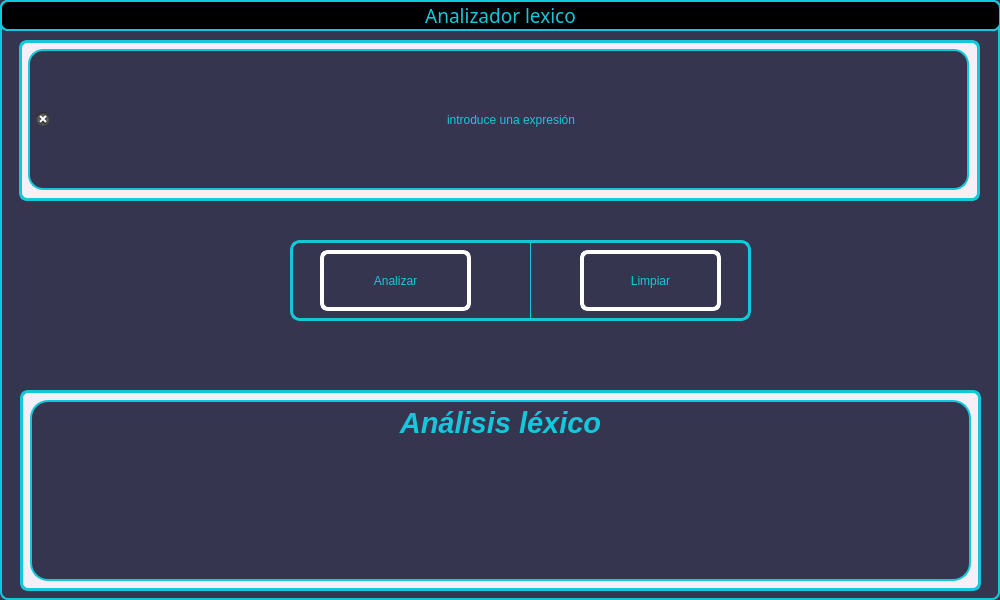
This is view/form.ui in MMaycoLL/analizador_lexico as Qt 5 draws it before an edit. The edited form follows.
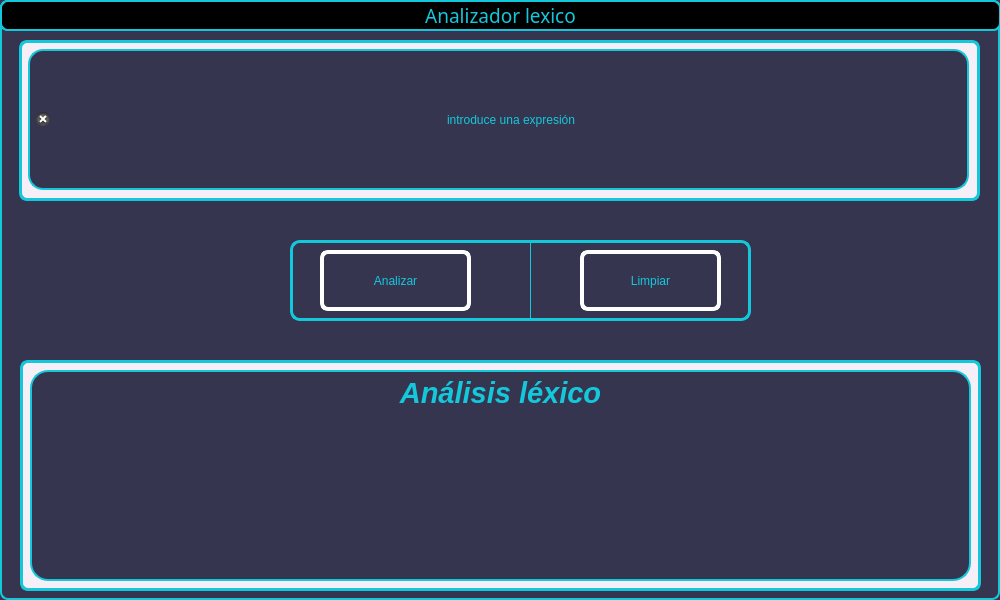
This is the edited form. Icons and pictures are not drawn.

Diff of the .ui file:
```diff
--- a/view/form.ui
+++ b/view/form.ui
@@ -148,9 +148,9 @@
    <property name="geometry">
     <rect>
      <x>20</x>
-     <y>390</y>
+     <y>360</y>
      <width>961</width>
-     <height>201</height>
+        <height>231</height>
     </rect>
    </property>
    <property name="styleSheet">
@@ -176,7 +176,7 @@
       <x>10</x>
       <y>10</y>
       <width>941</width>
-      <height>181</height>
+         <height>211</height>
      </rect>
     </property>
     <property name="sizePolicy">
```
